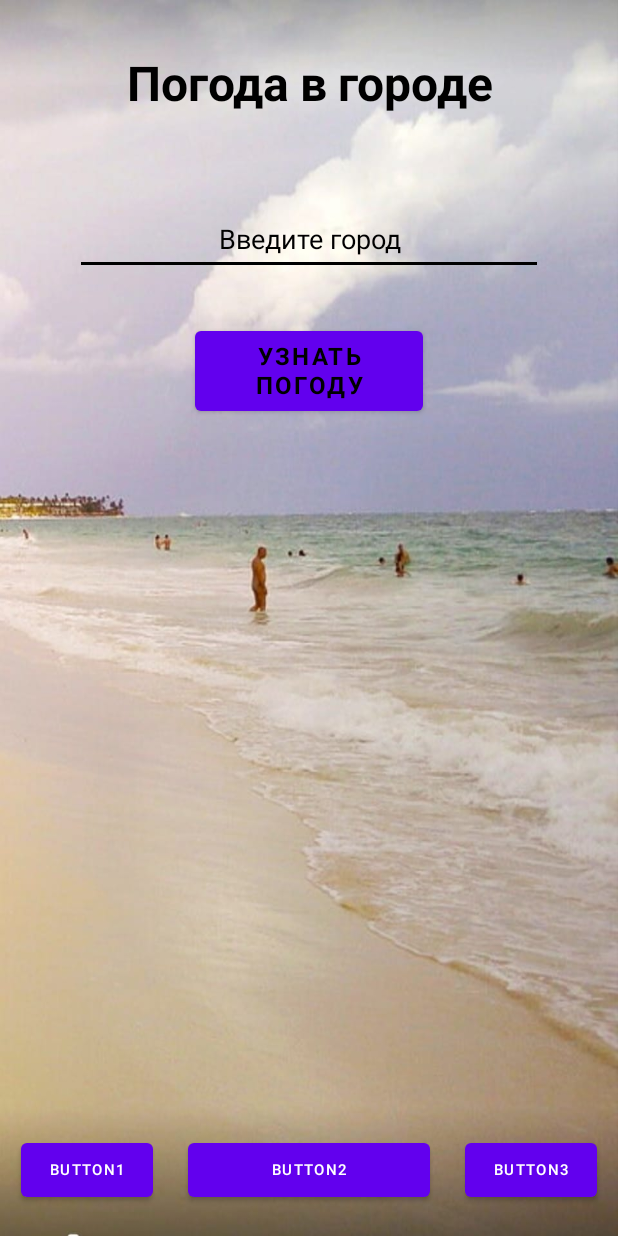
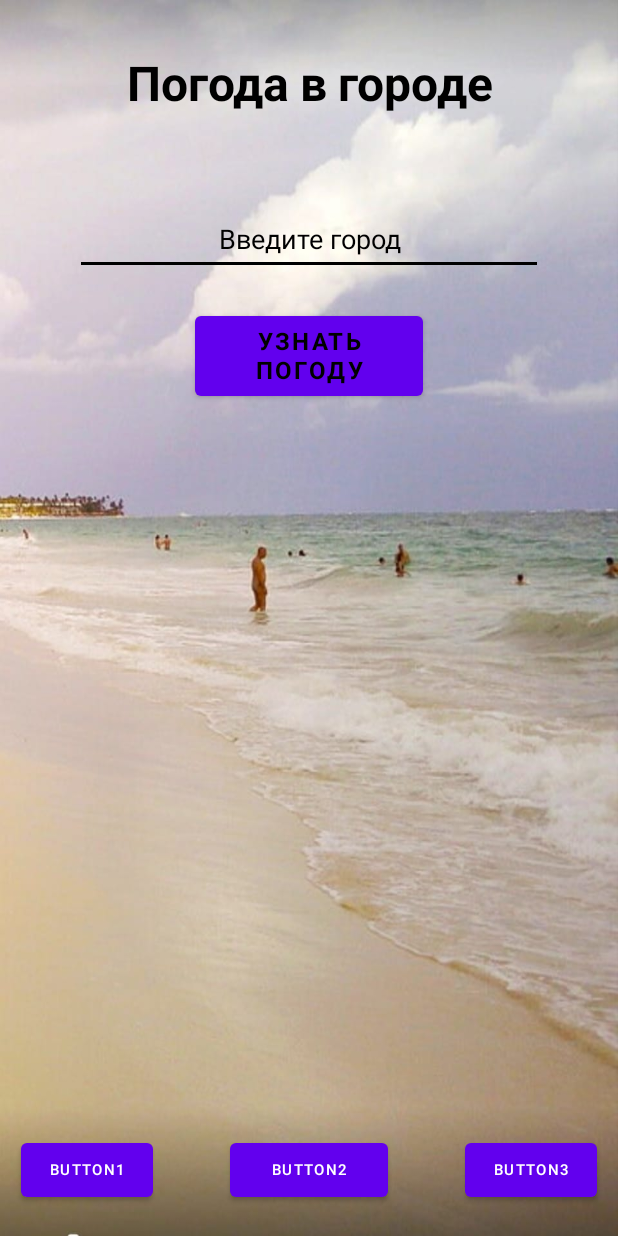
Before and after one commit to vyntyk/My_Weather, an Android app: the screen it shows after launch (MainActivity), on a phone screen of 412 x 824 dp. Run offline under Robolectric (Android 15) with nearby library versions, the phone set to English and light mode, and no system bars.

```diff
--- a/app/src/main/AndroidManifest.xml
+++ b/app/src/main/AndroidManifest.xml
@@ -5,8 +5,10 @@
 
     <application
         android:allowBackup="true"
+
         android:icon="@mipmap/ic_launcher2"
         android:label="@string/app_name"
+        android:screenOrientation="portrait"
         android:roundIcon="@mipmap/ic_launcher_round2"
         android:supportsRtl="true"
         android:theme="@style/Theme.MyWeather">
--- a/app/src/main/res/layout/activity_main.xml
+++ b/app/src/main/res/layout/activity_main.xml
@@ -1,10 +1,9 @@
 <?xml version="1.0" encoding="utf-8"?>
-<RelativeLayout
-    xmlns:android="http://schemas.android.com/apk/res/android"
+<RelativeLayout xmlns:android="http://schemas.android.com/apk/res/android"
     xmlns:app="http://schemas.android.com/apk/res-auto"
     xmlns:tools="http://schemas.android.com/tools"
     android:id="@+id/background"
-    android:layout_width="match_parent"
+    android:layout_width="wrap_content"
     android:layout_height="match_parent"
     android:background="@drawable/foto3"
     android:visibility="visible"
@@ -44,7 +43,7 @@
         android:layout_height="wrap_content"
         android:layout_below="@id/user_field"
         android:layout_marginHorizontal="130dp"
-        android:layout_marginTop="31dp"
+        android:layout_marginTop="21dp"
         android:fontFamily="@font/montserrat_bold"
         android:text="@string/main_btn"
         android:textColor="@color/black"
@@ -57,7 +56,7 @@
         android:layout_width="match_parent"
         android:layout_height="wrap_content"
         android:layout_below="@id/main_btn"
-        android:layout_marginTop="40sp"
+        android:layout_marginTop="30sp"
         android:fontFamily="@font/montserrat_bold"
         android:textAlignment="center"
         android:textColor="@color/black"
@@ -130,8 +129,8 @@
         android:layout_width="wrap_content"
         android:layout_height="wrap_content"
         android:layout_alignParentBottom="true"
-        android:layout_marginStart="23dp"
-        android:layout_marginEnd="23dp"
+        android:layout_marginStart="51dp"
+        android:layout_marginEnd="51dp"
         android:layout_marginBottom="20dp"
         android:layout_toStartOf="@+id/btn3"
         android:layout_toEndOf="@+id/btn1"
```
